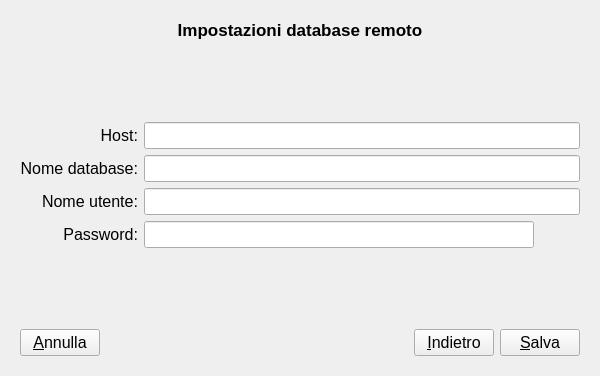
First picture: the form in databasewizard.ui, repository gcala/GestioneCompetenzeMedici, before the edit.
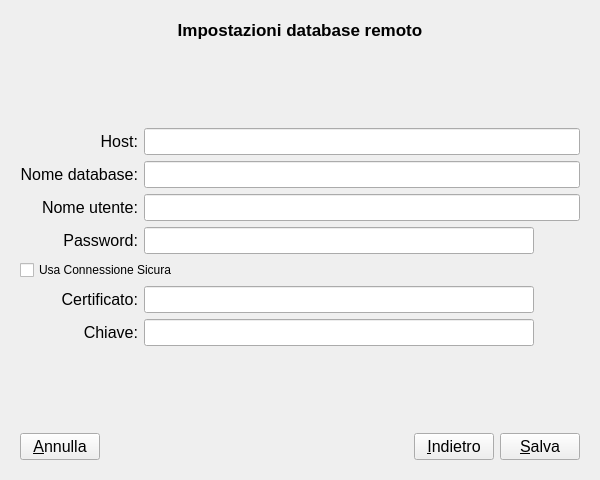
Second picture: the form after the edit. The open tabs and pages were chosen to show the change. Icons and pictures are not drawn.

Commit message: Aggiunta la possibilità di usare una connessione protetta al database remoto

```diff
--- a/databasewizard.ui
+++ b/databasewizard.ui
@@ -7,7 +7,7 @@
     <x>0</x>
     <y>0</y>
     <width>600</width>
-    <height>376</height>
+    <height>480</height>
    </rect>
   </property>
   <property name="windowTitle">
@@ -367,6 +367,95 @@
            </property>
           </widget>
          </item>
+         <item row="4" column="0" colspan="3">
+          <widget class="QCheckBox" name="useSSL">
+           <property name="text">
+            <string>Usa Connessione Sicura</string>
+           </property>
+          </widget>
+         </item>
+         <item row="5" column="0">
+          <widget class="QLabel" name="certLabel">
+           <property name="font">
+            <font>
+             <pointsize>12</pointsize>
+            </font>
+           </property>
+           <property name="text">
+            <string>Certificato:</string>
+           </property>
+           <property name="alignment">
+            <set>Qt::AlignRight|Qt::AlignTrailing|Qt::AlignVCenter</set>
+           </property>
+          </widget>
+         </item>
+         <item row="5" column="1">
+          <widget class="QLineEdit" name="certLine">
+           <property name="font">
+            <font>
+             <pointsize>12</pointsize>
+            </font>
+           </property>
+           <property name="readOnly">
+            <bool>true</bool>
+           </property>
+          </widget>
+         </item>
+         <item row="5" column="2">
+          <widget class="QPushButton" name="certButton">
+           <property name="text">
+            <string/>
+           </property>
+           <property name="icon">
+            <iconset resource="assets.qrc">
+             <normaloff>:/icons/document-open.svg</normaloff>:/icons/document-open.svg</iconset>
+           </property>
+           <property name="flat">
+            <bool>true</bool>
+           </property>
+          </widget>
+         </item>
+         <item row="6" column="0">
+          <widget class="QLabel" name="keyLabel">
+           <property name="font">
+            <font>
+             <pointsize>12</pointsize>
+            </font>
+           </property>
+           <property name="text">
+            <string>Chiave:</string>
+           </property>
+           <property name="alignment">
+            <set>Qt::AlignRight|Qt::AlignTrailing|Qt::AlignVCenter</set>
+           </property>
+          </widget>
+         </item>
+         <item row="6" column="1">
+          <widget class="QLineEdit" name="keyLine">
+           <property name="font">
+            <font>
+             <pointsize>12</pointsize>
+            </font>
+           </property>
+           <property name="readOnly">
+            <bool>true</bool>
+           </property>
+          </widget>
+         </item>
+         <item row="6" column="2">
+          <widget class="QPushButton" name="keyButton">
+           <property name="text">
+            <string/>
+           </property>
+           <property name="icon">
+            <iconset resource="assets.qrc">
+             <normaloff>:/icons/document-open.svg</normaloff>:/icons/document-open.svg</iconset>
+           </property>
+           <property name="flat">
+            <bool>true</bool>
+           </property>
+          </widget>
+         </item>
         </layout>
        </item>
        <item>
```
Left out of the diff: 2 changed lines with no effect on the pictures. The commit also changes 9 other files.
